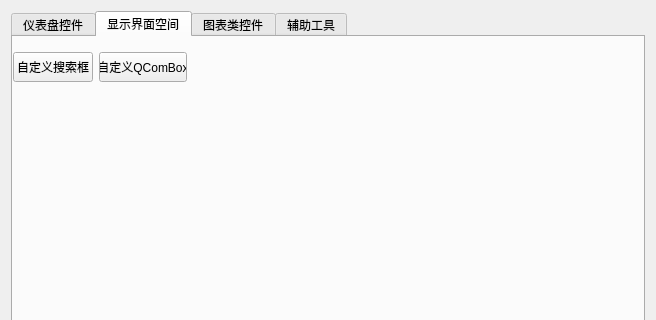
Qt form Exmaple/examplewidget.ui (kevinlq/LQFramKit) before a commit; both pictures show x 0 to 656 and y 0 to 320 of the 656 by 578 pixel window.
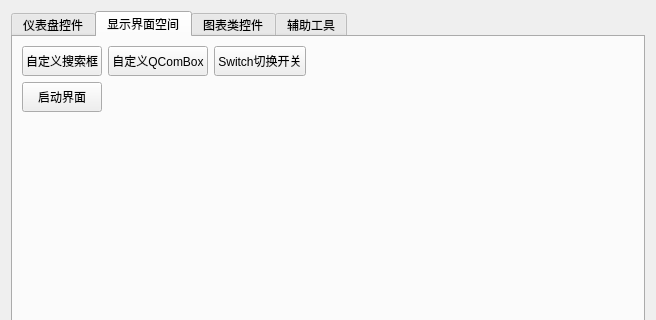
The same form after that commit.

Commit message: 添加了启动界面以及switch切换按钮

Patch:
```diff
--- a/Exmaple/examplewidget.ui
+++ b/Exmaple/examplewidget.ui
@@ -18,9 +18,27 @@
     <layout class="QVBoxLayout" name="verticalLayout">
      <item>
       <widget class="QTabWidget" name="tabWidget">
+       <property name="tabShape">
+        <enum>QTabWidget::Rounded</enum>
+       </property>
        <property name="currentIndex">
         <number>1</number>
        </property>
+       <property name="elideMode">
+        <enum>Qt::ElideRight</enum>
+       </property>
+       <property name="documentMode">
+        <bool>false</bool>
+       </property>
+       <property name="tabsClosable">
+        <bool>false</bool>
+       </property>
+       <property name="movable">
+        <bool>false</bool>
+       </property>
+       <property name="tabBarAutoHide">
+        <bool>false</bool>
+       </property>
        <widget class="QWidget" name="tab">
         <attribute name="title">
          <string>仪表盘控件</string>
@@ -161,15 +179,8 @@
         <attribute name="title">
          <string>显示界面空间</string>
         </attribute>
-        <widget class="QWidget" name="horizontalLayoutWidget_4">
-         <property name="geometry">
-          <rect>
-           <x>0</x>
-           <y>0</y>
-           <width>174</width>
-           <height>61</height>
-          </rect>
-         </property>
+        <layout class="QVBoxLayout" name="verticalLayout_4">
+         <item>
          <layout class="QHBoxLayout" name="horizontalLayout_5">
           <item>
            <widget class="QPushButton" name="pushButton_4">
@@ -200,8 +211,78 @@
             </property>
            </widget>
           </item>
-         </layout>
-        </widget>
+           <item>
+            <widget class="QPushButton" name="pushButton_14">
+             <property name="minimumSize">
+              <size>
+               <width>0</width>
+               <height>30</height>
+              </size>
+             </property>
+             <property name="text">
+              <string>Switch切换开关</string>
+             </property>
+            </widget>
+           </item>
+           <item>
+            <spacer name="horizontalSpacer">
+             <property name="orientation">
+              <enum>Qt::Horizontal</enum>
+             </property>
+             <property name="sizeHint" stdset="0">
+              <size>
+               <width>40</width>
+               <height>20</height>
+              </size>
+             </property>
+            </spacer>
+           </item>
+          </layout>
+         </item>
+         <item>
+          <layout class="QHBoxLayout" name="horizontalLayout_6">
+           <item>
+            <widget class="QPushButton" name="pushButton_13">
+             <property name="minimumSize">
+              <size>
+               <width>0</width>
+               <height>30</height>
+              </size>
+             </property>
+             <property name="text">
+              <string>启动界面</string>
+             </property>
+            </widget>
+           </item>
+           <item>
+            <spacer name="horizontalSpacer_2">
+             <property name="orientation">
+              <enum>Qt::Horizontal</enum>
+             </property>
+             <property name="sizeHint" stdset="0">
+              <size>
+               <width>40</width>
+               <height>20</height>
+              </size>
+             </property>
+            </spacer>
+           </item>
+          </layout>
+         </item>
+         <item>
+          <spacer name="verticalSpacer_2">
+           <property name="orientation">
+            <enum>Qt::Vertical</enum>
+           </property>
+           <property name="sizeHint" stdset="0">
+            <size>
+             <width>20</width>
+             <height>238</height>
+            </size>
+           </property>
+          </spacer>
+         </item>
+        </layout>
        </widget>
        <widget class="QWidget" name="tab_3">
         <attribute name="title">
```
Left out of the diff: 164 changed lines with no effect on the pictures. Lines whose indentation alone changed are shown as unchanged. The commit also changes 20 other files.
